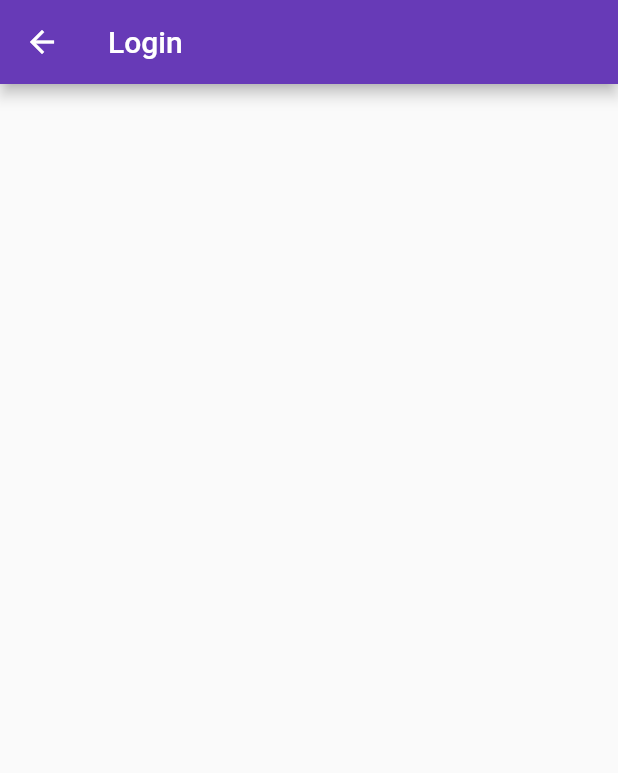
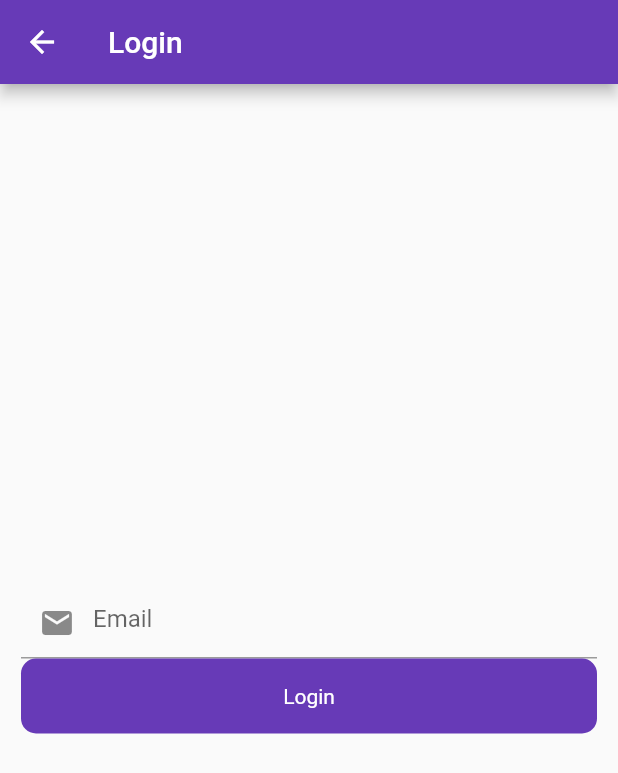
Before and after one commit to deepak20001/firebase_authentication_basics, a Flutter app: the screen it shows after launch, on a phone screen of 412 x 824 dp. Shown: the top 773 px of the screen. Run offline on Flutter 3.47's test engine with Material 2 defaults, Android fonts, the phone set to English and light mode, and no system bars; our stand-ins replace firebase_core; accounts and stored records are empty.

Commit message:
adding texteditingcontrollers and formfield

```diff
--- a/lib/ui/auth/login_screen.dart
+++ b/lib/ui/auth/login_screen.dart
@@ -1,3 +1,4 @@
+import 'package:authentication_firebase/widgets/round_button.dart';
 import 'package:flutter/material.dart';
 
 class LoginScreen extends StatefulWidget {
@@ -8,14 +9,41 @@ class LoginScreen extends StatefulWidget {
 }
 
 class _LoginScreenState extends State<LoginScreen> {
+  final emailController = TextEditingController();
+  final passwordController = TextEditingController();
+
+  @override
+  void dispose() {
+    // TODO: implement dispose
+    emailController.dispose();
+    passwordController.dispose();
+  }
+
   @override
   Widget build(BuildContext context) {
     return Scaffold(
       appBar: AppBar(
         title: Text("Login"),
       ),
-      body: Column(
-        children: [],
+      body: Padding(
+        padding: const EdgeInsets.all(14.0),
+        child: Column(
+          mainAxisAlignment: MainAxisAlignment.center,
+          crossAxisAlignment: CrossAxisAlignment.center,
+          children: [
+            TextFormField(
+              controller: emailController,
+              decoration: InputDecoration(
+                hintText: "Email",
+                prefixIcon: Icon(Icons.email),
+              ),
+            ),
+            RoundButton(
+              title: "Login",
+              onTap: () {},
+            ),
+          ],
+        ),
       ),
     );
   }
--- /dev/null
+++ b/lib/widgets/round_button.dart
@@ -0,0 +1,32 @@
+// ignore_for_file: public_member_api_docs, sort_constructors_first
+import 'package:flutter/material.dart';
+
+class RoundButton extends StatelessWidget {
+  final String title;
+  final VoidCallback onTap;
+  const RoundButton({
+    Key? key,
+    required this.title,
+    required this.onTap,
+  }) : super(key: key);
+
+  @override
+  Widget build(BuildContext context) {
+    return InkWell(
+      onTap: (){},
+      child: Container(
+        height: 50,
+        decoration: BoxDecoration(
+          color: Colors.deepPurple,
+          borderRadius: BorderRadius.circular(10),
+        ),
+        child: Center(
+          child: Text(
+            title,
+            style: TextStyle(color: Colors.white),
+          ),
+        ),
+      ),
+    );
+  }
+}
```
